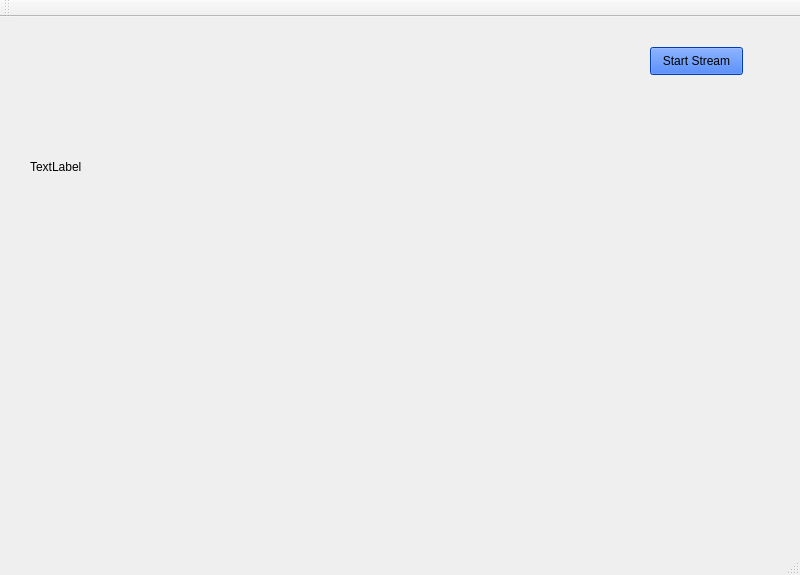
Before: the Qt Designer form mainwindow.ui in talhaHavadar/TurtleTraining, drawn with Qt 5.
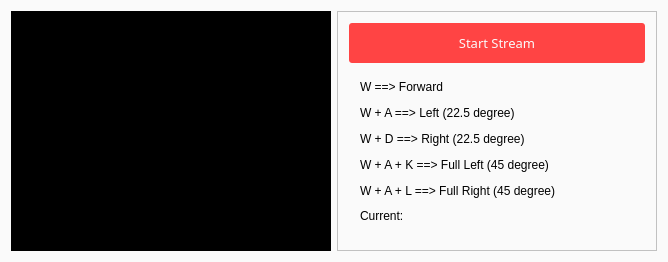
After: the same form once the commit is applied.

What changed in the file:
```diff
--- a/mainwindow.ui
+++ b/mainwindow.ui
@@ -6,478 +6,143 @@
    <rect>
     <x>0</x>
     <y>0</y>
-    <width>800</width>
-    <height>575</height>
+    <width>664</width>
+    <height>258</height>
    </rect>
   </property>
   <property name="windowTitle">
    <string>MainWindow</string>
   </property>
+  <property name="styleSheet">
+   <string notr="true">background: #fafafa;</string>
+  </property>
   <widget class="QWidget" name="centralWidget">
-   <widget class="QLabel" name="label">
-    <property name="geometry">
-     <rect>
-      <x>30</x>
-      <y>30</y>
-      <width>320</width>
-      <height>240</height>
-     </rect>
-    </property>
-    <property name="text">
-     <string>TextLabel</string>
-    </property>
-   </widget>
-   <widget class="QPushButton" name="pushButton">
-    <property name="geometry">
-     <rect>
-      <x>650</x>
-      <y>30</y>
-      <width>93</width>
-      <height>28</height>
-     </rect>
-    </property>
-    <property name="palette">
-     <palette>
-      <active>
-       <colorrole role="WindowText">
-        <brush brushstyle="SolidPattern">
-         <color alpha="255">
-          <red>0</red>
-          <green>0</green>
-          <blue>0</blue>
-         </color>
-        </brush>
-       </colorrole>
-       <colorrole role="Button">
-        <brush brushstyle="SolidPattern">
-         <color alpha="255">
-          <red>0</red>
-          <green>85</green>
-          <blue>255</blue>
-         </color>
-        </brush>
-       </colorrole>
-       <colorrole role="Light">
-        <brush brushstyle="SolidPattern">
-         <color alpha="255">
-          <red>127</red>
-          <green>170</green>
-          <blue>255</blue>
-         </color>
-        </brush>
-       </colorrole>
-       <colorrole role="Midlight">
-        <brush brushstyle="SolidPattern">
-         <color alpha="255">
-          <red>63</red>
-          <green>127</green>
-          <blue>255</blue>
-         </color>
-        </brush>
-       </colorrole>
-       <colorrole role="Dark">
-        <brush brushstyle="SolidPattern">
-         <color alpha="255">
-          <red>0</red>
-          <green>42</green>
-          <blue>127</blue>
-         </color>
-        </brush>
-       </colorrole>
-       <colorrole role="Mid">
-        <brush brushstyle="SolidPattern">
-         <color alpha="255">
-          <red>0</red>
-          <green>56</green>
-          <blue>170</blue>
-         </color>
-        </brush>
-       </colorrole>
-       <colorrole role="Text">
-        <brush brushstyle="SolidPattern">
-         <color alpha="255">
-          <red>0</red>
-          <green>0</green>
-          <blue>0</blue>
-         </color>
-        </brush>
-       </colorrole>
-       <colorrole role="BrightText">
-        <brush brushstyle="SolidPattern">
-         <color alpha="255">
-          <red>255</red>
-          <green>255</green>
-          <blue>255</blue>
-         </color>
-        </brush>
-       </colorrole>
-       <colorrole role="ButtonText">
-        <brush brushstyle="SolidPattern">
-         <color alpha="255">
-          <red>0</red>
-          <green>0</green>
-          <blue>0</blue>
-         </color>
-        </brush>
-       </colorrole>
-       <colorrole role="Base">
-        <brush brushstyle="SolidPattern">
-         <color alpha="255">
-          <red>255</red>
-          <green>255</green>
-          <blue>255</blue>
-         </color>
-        </brush>
-       </colorrole>
-       <colorrole role="Window">
-        <brush brushstyle="SolidPattern">
-         <color alpha="255">
-          <red>0</red>
-          <green>85</green>
-          <blue>255</blue>
-         </color>
-        </brush>
-       </colorrole>
-       <colorrole role="Shadow">
-        <brush brushstyle="SolidPattern">
-         <color alpha="255">
-          <red>0</red>
-          <green>0</green>
-          <blue>0</blue>
-         </color>
-        </brush>
-       </colorrole>
-       <colorrole role="AlternateBase">
-        <brush brushstyle="SolidPattern">
-         <color alpha="255">
-          <red>127</red>
-          <green>170</green>
-          <blue>255</blue>
-         </color>
-        </brush>
-       </colorrole>
-       <colorrole role="ToolTipBase">
-        <brush brushstyle="SolidPattern">
-         <color alpha="255">
-          <red>255</red>
-          <green>255</green>
-          <blue>220</blue>
-         </color>
-        </brush>
-       </colorrole>
-       <colorrole role="ToolTipText">
-        <brush brushstyle="SolidPattern">
-         <color alpha="255">
-          <red>0</red>
-          <green>0</green>
-          <blue>0</blue>
-         </color>
-        </brush>
-       </colorrole>
-      </active>
-      <inactive>
-       <colorrole role="WindowText">
-        <brush brushstyle="SolidPattern">
-         <color alpha="255">
-          <red>0</red>
-          <green>0</green>
-          <blue>0</blue>
-         </color>
-        </brush>
-       </colorrole>
-       <colorrole role="Button">
-        <brush brushstyle="SolidPattern">
-         <color alpha="255">
-          <red>0</red>
-          <green>85</green>
-          <blue>255</blue>
-         </color>
-        </brush>
-       </colorrole>
-       <colorrole role="Light">
-        <brush brushstyle="SolidPattern">
-         <color alpha="255">
-          <red>127</red>
-          <green>170</green>
-          <blue>255</blue>
-         </color>
-        </brush>
-       </colorrole>
-       <colorrole role="Midlight">
-        <brush brushstyle="SolidPattern">
-         <color alpha="255">
-          <red>63</red>
-          <green>127</green>
-          <blue>255</blue>
-         </color>
-        </brush>
-       </colorrole>
-       <colorrole role="Dark">
-        <brush brushstyle="SolidPattern">
-         <color alpha="255">
-          <red>0</red>
-          <green>42</green>
-          <blue>127</blue>
-         </color>
-        </brush>
-       </colorrole>
-       <colorrole role="Mid">
-        <brush brushstyle="SolidPattern">
-         <color alpha="255">
-          <red>0</red>
-          <green>56</green>
-          <blue>170</blue>
-         </color>
-        </brush>
-       </colorrole>
-       <colorrole role="Text">
-        <brush brushstyle="SolidPattern">
-         <color alpha="255">
-          <red>0</red>
-          <green>0</green>
-          <blue>0</blue>
-         </color>
-        </brush>
-       </colorrole>
-       <colorrole role="BrightText">
-        <brush brushstyle="SolidPattern">
-         <color alpha="255">
-          <red>255</red>
-          <green>255</green>
-          <blue>255</blue>
-         </color>
-        </brush>
-       </colorrole>
-       <colorrole role="ButtonText">
-        <brush brushstyle="SolidPattern">
-         <color alpha="255">
-          <red>0</red>
-          <green>0</green>
-          <blue>0</blue>
-         </color>
-        </brush>
-       </colorrole>
-       <colorrole role="Base">
-        <brush brushstyle="SolidPattern">
-         <color alpha="255">
-          <red>255</red>
-          <green>255</green>
-          <blue>255</blue>
-         </color>
-        </brush>
-       </colorrole>
-       <colorrole role="Window">
-        <brush brushstyle="SolidPattern">
-         <color alpha="255">
-          <red>0</red>
-          <green>85</green>
-          <blue>255</blue>
-         </color>
-        </brush>
-       </colorrole>
-       <colorrole role="Shadow">
-        <brush brushstyle="SolidPattern">
-         <color alpha="255">
-          <red>0</red>
-          <green>0</green>
-          <blue>0</blue>
-         </color>
-        </brush>
-       </colorrole>
-       <colorrole role="AlternateBase">
-        <brush brushstyle="SolidPattern">
-         <color alpha="255">
-          <red>127</red>
-          <green>170</green>
-          <blue>255</blue>
-         </color>
-        </brush>
-       </colorrole>
-       <colorrole role="ToolTipBase">
-        <brush brushstyle="SolidPattern">
-         <color alpha="255">
-          <red>255</red>
-          <green>255</green>
-          <blue>220</blue>
-         </color>
-        </brush>
-       </colorrole>
-       <colorrole role="ToolTipText">
-        <brush brushstyle="SolidPattern">
-         <color alpha="255">
-          <red>0</red>
-          <green>0</green>
-          <blue>0</blue>
-         </color>
-        </brush>
-       </colorrole>
-      </inactive>
-      <disabled>
-       <colorrole role="WindowText">
-        <brush brushstyle="SolidPattern">
-         <color alpha="255">
-          <red>0</red>
-          <green>42</green>
-          <blue>127</blue>
-         </color>
-        </brush>
-       </colorrole>
-       <colorrole role="Button">
-        <brush brushstyle="SolidPattern">
-         <color alpha="255">
-          <red>0</red>
-          <green>85</green>
-          <blue>255</blue>
-         </color>
-        </brush>
-       </colorrole>
-       <colorrole role="Light">
-        <brush brushstyle="SolidPattern">
-         <color alpha="255">
-          <red>127</red>
-          <green>170</green>
-          <blue>255</blue>
-         </color>
-        </brush>
-       </colorrole>
-       <colorrole role="Midlight">
-        <brush brushstyle="SolidPattern">
-         <color alpha="255">
-          <red>63</red>
-          <green>127</green>
-          <blue>255</blue>
-         </color>
-        </brush>
-       </colorrole>
-       <colorrole role="Dark">
-        <brush brushstyle="SolidPattern">
-         <color alpha="255">
-          <red>0</red>
-          <green>42</green>
-          <blue>127</blue>
-         </color>
-        </brush>
-       </colorrole>
-       <colorrole role="Mid">
-        <brush brushstyle="SolidPattern">
-         <color alpha="255">
-          <red>0</red>
-          <green>56</green>
-          <blue>170</blue>
-         </color>
-        </brush>
-       </colorrole>
-       <colorrole role="Text">
-        <brush brushstyle="SolidPattern">
-         <color alpha="255">
-          <red>0</red>
-          <green>42</green>
-          <blue>127</blue>
-         </color>
-        </brush>
-       </colorrole>
-       <colorrole role="BrightText">
-        <brush brushstyle="SolidPattern">
-         <color alpha="255">
-          <red>255</red>
-          <green>255</green>
-          <blue>255</blue>
-         </color>
-        </brush>
-       </colorrole>
-       <colorrole role="ButtonText">
-        <brush brushstyle="SolidPattern">
-         <color alpha="255">
-          <red>0</red>
-          <green>42</green>
-          <blue>127</blue>
-         </color>
-        </brush>
-       </colorrole>
-       <colorrole role="Base">
-        <brush brushstyle="SolidPattern">
-         <color alpha="255">
-          <red>0</red>
-          <green>85</green>
-          <blue>255</blue>
-         </color>
-        </brush>
-       </colorrole>
-       <colorrole role="Window">
-        <brush brushstyle="SolidPattern">
-         <color alpha="255">
-          <red>0</red>
-          <green>85</green>
-          <blue>255</blue>
-         </color>
-        </brush>
-       </colorrole>
-       <colorrole role="Shadow">
-        <brush brushstyle="SolidPattern">
-         <color alpha="255">
-          <red>0</red>
-          <green>0</green>
-          <blue>0</blue>
-         </color>
-        </brush>
-       </colorrole>
-       <colorrole role="AlternateBase">
-        <brush brushstyle="SolidPattern">
-         <color alpha="255">
-          <red>0</red>
-          <green>85</green>
-          <blue>255</blue>
-         </color>
-        </brush>
-       </colorrole>
-       <colorrole role="ToolTipBase">
-        <brush brushstyle="SolidPattern">
-         <color alpha="255">
-          <red>255</red>
-          <green>255</green>
-          <blue>220</blue>
-         </color>
-        </brush>
-       </colorrole>
-       <colorrole role="ToolTipText">
-        <brush brushstyle="SolidPattern">
-         <color alpha="255">
-          <red>0</red>
-          <green>0</green>
-          <blue>0</blue>
-         </color>
-        </brush>
-       </colorrole>
-      </disabled>
-     </palette>
-    </property>
-    <property name="text">
-     <string>Start Stream</string>
-    </property>
-    <property name="flat">
-     <bool>false</bool>
-    </property>
-   </widget>
+   <layout class="QHBoxLayout" name="horizontalLayout">
+    <item>
+     <widget class="QWidget" name="widget" native="true">
+      <property name="minimumSize">
+       <size>
+        <width>320</width>
+        <height>240</height>
+       </size>
+      </property>
+      <property name="styleSheet">
+       <string notr="true">background: black;</string>
+      </property>
+      <widget class="QLabel" name="label">
+       <property name="geometry">
+        <rect>
+         <x>0</x>
+         <y>0</y>
+         <width>320</width>
+         <height>240</height>
+        </rect>
+       </property>
+       <property name="autoFillBackground">
+        <bool>false</bool>
+       </property>
+       <property name="text">
+        <string/>
+       </property>
+      </widget>
+     </widget>
+    </item>
+    <item>
+     <widget class="QFrame" name="frame">
+      <property name="minimumSize">
+       <size>
+        <width>320</width>
+        <height>240</height>
+       </size>
+      </property>
+      <property name="frameShape">
+       <enum>QFrame::StyledPanel</enum>
+      </property>
+      <property name="frameShadow">
+       <enum>QFrame::Raised</enum>
+      </property>
+      <layout class="QVBoxLayout" name="verticalLayout">
+       <item>
+        <widget class="QPushButton" name="pushButton">
+         <property name="minimumSize">
+          <size>
+           <width>0</width>
+           <height>40</height>
+          </size>
+         </property>
+         <property name="font">
+          <font>
+           <family>Lucida Sans</family>
+           <pointsize>10</pointsize>
+           <weight>50</weight>
+           <bold>false</bold>
+          </font>
+         </property>
+         <property name="styleSheet">
+          <string notr="true">QPushButton {
+	background: #ff4444;
+	color: #fafafa;
+	border-radius: 3px;
+	border: 1pc solid #CC0000;
+}
+QPushButton:hover {
+	background: #CC0000;
+
+}</string>
+         </property>
+         <property name="text">
+          <string>Start Stream</string>
+         </property>
+         <property name="autoDefault">
+          <bool>true</bool>
+         </property>
+         <property name="default">
+          <bool>false</bool>
+         </property>
+        </widget>
+       </item>
+       <item>
+        <widget class="QWidget" name="widget_2" native="true">
+         <layout class="QVBoxLayout" name="verticalLayout_2">
+          <item>
+           <widget class="QLabel" name="label_2">
+            <property name="text">
+             <string>&lt;html&gt;&lt;head/&gt;&lt;body&gt;&lt;p&gt;W ==&amp;gt; Forward&lt;/p&gt;&lt;p&gt;W + A ==&amp;gt; Left (22.5 degree)&lt;/p&gt;&lt;p&gt;W + D ==&amp;gt; Right (22.5 degree)&lt;/p&gt;&lt;p&gt;W + A + K ==&amp;gt; Full Left (45 degree)&lt;/p&gt;&lt;p&gt;W + A + L ==&amp;gt; Full Right (45 degree)&lt;/p&gt;&lt;/body&gt;&lt;/html&gt;</string>
+            </property>
+           </widget>
+          </item>
+          <item>
+           <layout class="QHBoxLayout" name="horizontalLayout_2">
+            <item>
+             <widget class="QLabel" name="label_4">
+              <property name="maximumSize">
+               <size>
+                <width>50</width>
+                <height>16777215</height>
+               </size>
+              </property>
+              <property name="text">
+               <string>Current:</string>
+              </property>
+             </widget>
+            </item>
+            <item>
+             <widget class="QLabel" name="lblCurrentKeys">
+              <property name="text">
+               <string/>
+              </property>
+             </widget>
+            </item>
+           </layout>
+          </item>
+         </layout>
+        </widget>
+       </item>
+      </layout>
+     </widget>
+    </item>
+   </layout>
   </widget>
-  <widget class="QMenuBar" name="menuBar">
-   <property name="geometry">
-    <rect>
-     <x>0</x>
-     <y>0</y>
-     <width>800</width>
-     <height>26</height>
-    </rect>
-   </property>
-  </widget>
-  <widget class="QToolBar" name="mainToolBar">
-   <attribute name="toolBarArea">
-    <enum>TopToolBarArea</enum>
-   </attribute>
-   <attribute name="toolBarBreak">
-    <bool>false</bool>
-   </attribute>
-  </widget>
-  <widget class="QStatusBar" name="statusBar"/>
  </widget>
  <layoutdefault spacing="6" margin="11"/>
  <resources/>
```
